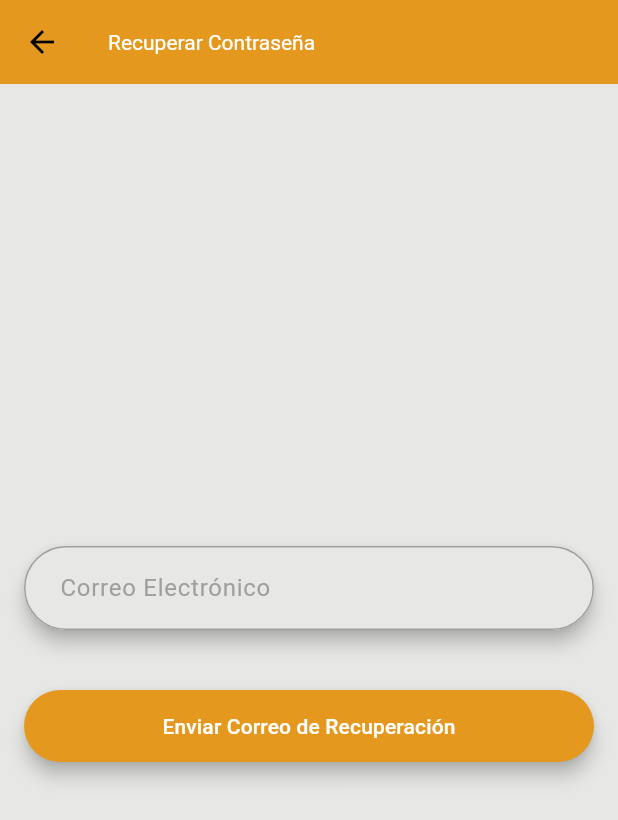
After one commit to iTzGooDLife/neighborcafe, a Flutter app: the PasswordResetView screen opened by its route, on a phone screen of 412 x 824 dp. The commit adds this screen. Shown: the top 820 px of the screen. Run offline on Flutter 3.47's test engine with Material 3 defaults, Android fonts, the phone set to English and light mode, and no system bars; our stand-ins replace cloud_firestore, firebase_auth, firebase_core, flutter_dotenv, flutter_secure_storage, google_maps_flutter and 1 more; accounts and stored records are empty; generated files the repository leaves out were written again.

Commit message:
feat: implementation reset password

```diff
--- a/neighborcafe/lib/src/services/routes.dart
+++ b/neighborcafe/lib/src/services/routes.dart
@@ -10,6 +10,7 @@ import '../views/recommendations_view.dart';
 import '../views/review_store_view.dart';
 import '../views/initial_view.dart';
 import '../settings/settings_view.dart';
+import '../views/reset_email.dart';
 
 class AppRoutes {
   static const String welcome = '/';
@@ -22,6 +23,7 @@ class AppRoutes {
   static const String recommendationsview = '/recommendations';
   static const String initialview = '/initialview';
   static const String reviewstore = '/review_store';
+  static const String resetpassword = '/reset_password';
 
   static Map<String, WidgetBuilder> routes(
           SettingsController settingsController) =>
@@ -36,6 +38,7 @@ class AppRoutes {
         recommendationsview: (context) => const RecommendationsView(),
         initialview: (context) => const InitialView(),
         reviewstore: (context) => const ReviewStoreView(),
+        resetpassword: (context) => const PasswordResetView(),
       };
 
   static List<String> get protectedRoutes => [
--- a/neighborcafe/lib/src/views/login_view.dart
+++ b/neighborcafe/lib/src/views/login_view.dart
@@ -90,6 +90,13 @@ class _LoginViewState extends State<LoginView> {
                 colour: AppColors.secondaryColor,
                 title: 'Iniciar Sesión',
                 onPressed: _login),
+            TextButton(
+              onPressed: () {
+                // Redirigir a la vista de "Forgot Password"
+                Navigator.pushNamed(context, '/reset_password');
+              },
+              child: const Text('¿Olvidaste tu contraseña?'),
+            ),
             if (_errorMessage.isNotEmpty)
               Text(_errorMessage, style: const TextStyle(color: Colors.red)),
           ],
--- /dev/null
+++ b/neighborcafe/lib/src/views/reset_email.dart
@@ -0,0 +1,58 @@
+import 'package:flutter/material.dart';
+import 'package:firebase_auth/firebase_auth.dart';
+import '../components/rounded_button.dart';
+import '../components/rounded_text.dart';
+import '../settings/app_colors.dart';
+
+class PasswordResetView extends StatefulWidget {
+  const PasswordResetView({super.key});
+
+  @override
+  _PasswordResetViewState createState() => _PasswordResetViewState();
+}
+
+class _PasswordResetViewState extends State<PasswordResetView> {
+  final _emailController = TextEditingController();
+  final _auth = FirebaseAuth.instance;
+
+  Future<void> _resetPassword() async {
+    try {
+      await _auth.sendPasswordResetEmail(email: _emailController.text.trim());
+      ScaffoldMessenger.of(context).showSnackBar(
+        const SnackBar(
+            content: Text('Se ha enviado un correo de recuperación')),
+      );
+    } catch (e) {
+      ScaffoldMessenger.of(context).showSnackBar(
+        SnackBar(content: Text('Error: ${e.toString()}')),
+      );
+    }
+  }
+
+  @override
+  Widget build(BuildContext context) {
+    return Scaffold(
+      appBar: AppBar(title: const Text('Recuperar Contraseña')),
+      body: Padding(
+        padding: const EdgeInsets.all(16.0),
+        child: Column(
+          mainAxisAlignment: MainAxisAlignment.center,
+          crossAxisAlignment: CrossAxisAlignment.stretch,
+          children: [
+            RoundedTextField(
+                hintText: 'Correo Electrónico',
+                controller: _emailController,
+                backgroundColor: AppColors.backgroundColor,
+                textColor: Colors.black,
+                obscureText: false),
+            const SizedBox(height: 16),
+            RoundedButton(
+                colour: AppColors.primaryColor,
+                title: 'Enviar Correo de Recuperación',
+                onPressed: _resetPassword),
+          ],
+        ),
+      ),
+    );
+  }
+}
```
